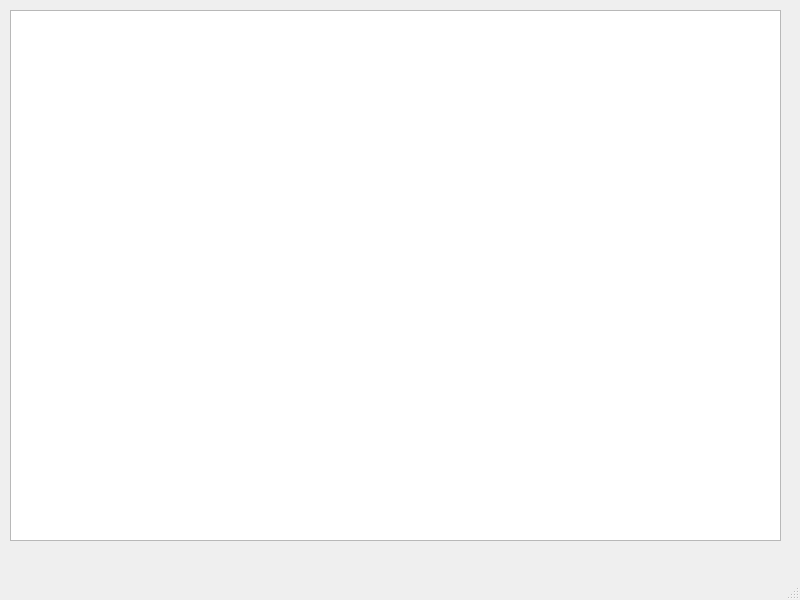
The window that Save_the_world_final/nivel2.ui (angeelorenaoc/Proyecto_final) describes before a commit, drawn with Qt 5.
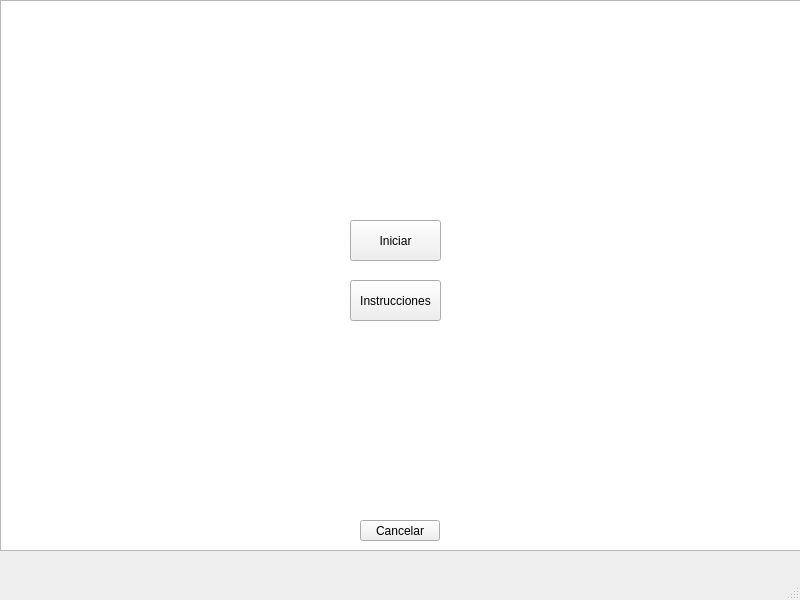
The same window after the commit.

Patch:
```diff
--- a/Save_the_world_final/nivel2.ui
+++ b/Save_the_world_final/nivel2.ui
@@ -17,13 +17,52 @@
    <widget class="QGraphicsView" name="graphicsView">
     <property name="geometry">
      <rect>
-      <x>10</x>
-      <y>10</y>
-      <width>771</width>
-      <height>531</height>
+      <x>0</x>
+      <y>0</y>
+      <width>801</width>
+      <height>551</height>
      </rect>
     </property>
    </widget>
+   <widget class="QPushButton" name="pushButton">
+    <property name="geometry">
+     <rect>
+      <x>350</x>
+      <y>220</y>
+      <width>91</width>
+      <height>41</height>
+     </rect>
+    </property>
+    <property name="text">
+     <string>Iniciar</string>
+    </property>
+   </widget>
+   <widget class="QPushButton" name="pushButton_2">
+    <property name="geometry">
+     <rect>
+      <x>350</x>
+      <y>280</y>
+      <width>91</width>
+      <height>41</height>
+     </rect>
+    </property>
+    <property name="text">
+     <string>Instrucciones</string>
+    </property>
+   </widget>
+   <widget class="QPushButton" name="pushButton_3">
+    <property name="geometry">
+     <rect>
+      <x>360</x>
+      <y>520</y>
+      <width>80</width>
+      <height>21</height>
+     </rect>
+    </property>
+    <property name="text">
+     <string>Cancelar</string>
+    </property>
+   </widget>
   </widget>
   <widget class="QMenuBar" name="menubar">
    <property name="geometry">
```
